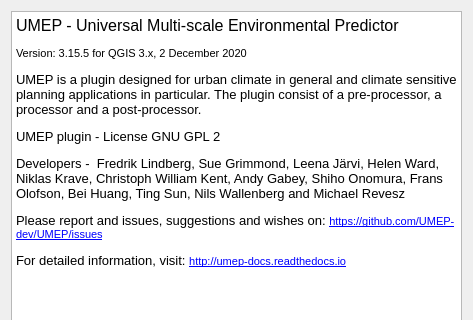
Old version of the form UMEP_about.ui in the repository UMEP-dev/UMEP; both pictures show x 0 to 473 and y 0 to 320 of the 473 by 478 pixel window.
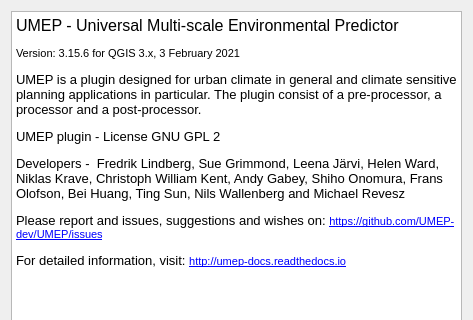
New version of the form.

```diff
--- a/UMEP_about.ui
+++ b/UMEP_about.ui
@@ -31,7 +31,7 @@
 p, li { white-space: pre-wrap; }
 &lt;/style&gt;&lt;/head&gt;&lt;body style=&quot; font-family:'MS Shell Dlg 2'; font-size:8.25pt; font-weight:400; font-style:normal;&quot;&gt;
 &lt;p style=&quot; margin-top:0px; margin-bottom:0px; margin-left:0px; margin-right:0px; -qt-block-indent:0; text-indent:0px;&quot;&gt;&lt;span style=&quot; font-size:12pt;&quot;&gt;UMEP - Universal Multi-scale Environmental Predictor &lt;/span&gt;&lt;/p&gt;
-&lt;p style=&quot; margin-top:12px; margin-bottom:12px; margin-left:0px; margin-right:0px; -qt-block-indent:0; text-indent:0px;&quot;&gt;&lt;span style=&quot; font-size:8pt;&quot;&gt;Version: 3.15.5 for QGIS 3.x, 2 December 2020&lt;/span&gt;&lt;/p&gt;
+&lt;p style=&quot; margin-top:12px; margin-bottom:12px; margin-left:0px; margin-right:0px; -qt-block-indent:0; text-indent:0px;&quot;&gt;&lt;span style=&quot; font-size:8pt;&quot;&gt;Version: 3.15.6 for QGIS 3.x, 3 February 2021&lt;/span&gt;&lt;/p&gt;
 &lt;p style=&quot; margin-top:12px; margin-bottom:12px; margin-left:0px; margin-right:0px; -qt-block-indent:0; text-indent:0px;&quot;&gt;&lt;span style=&quot; font-size:10pt;&quot;&gt;UMEP is a plugin designed for urban climate in general and climate sensitive planning applications in particular. The plugin consist of a pre-processor, a processor and a post-processor.&lt;/span&gt;&lt;/p&gt;
 &lt;p style=&quot; margin-top:12px; margin-bottom:12px; margin-left:0px; margin-right:0px; -qt-block-indent:0; text-indent:0px;&quot;&gt;&lt;span style=&quot; font-size:10pt;&quot;&gt;UMEP plugin - License GNU GPL 2&lt;/span&gt;&lt;/p&gt;
 &lt;p style=&quot; margin-top:12px; margin-bottom:12px; margin-left:0px; margin-right:0px; -qt-block-indent:0; text-indent:0px;&quot;&gt;&lt;span style=&quot; font-size:10pt;&quot;&gt;Developers -  Fredrik Lindberg, Sue Grimmond, Leena Järvi, Helen Ward, Niklas Krave, Christoph William Kent, Andy Gabey, Shiho Onomura, Frans Olofson, Bei Huang, Ting Sun, Nils Wallenberg and Michael Revesz&lt;/span&gt;&lt;/p&gt;
```
